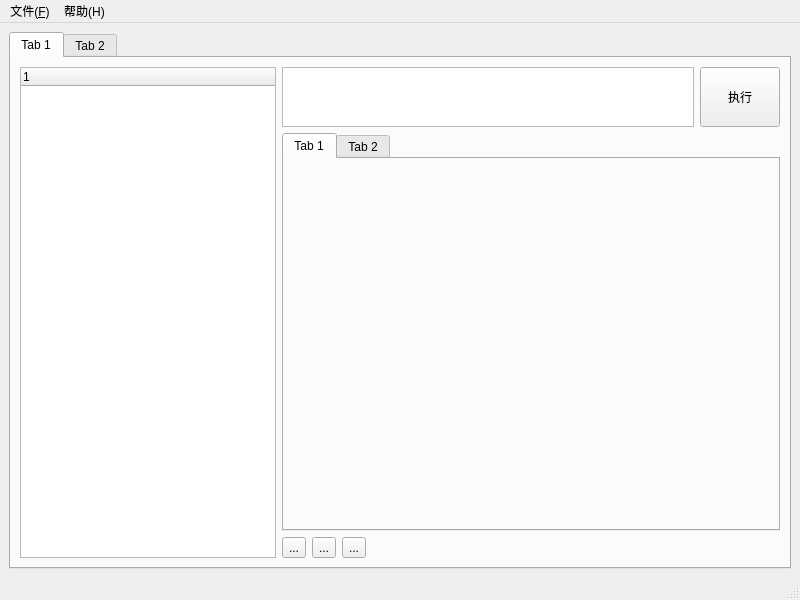
The window that ui/main.ui (crazykun/JiSql) describes before a commit, drawn with Qt 5.
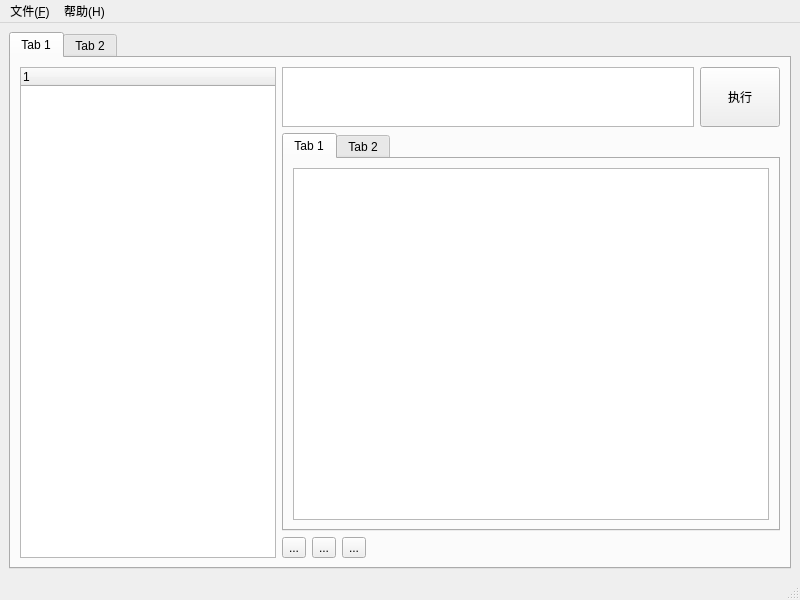
The same window after the commit.

```diff
--- a/ui/main.ui
+++ b/ui/main.ui
@@ -32,7 +32,7 @@
      <verstretch>0</verstretch>
     </sizepolicy>
    </property>
-   <layout class="QHBoxLayout" name="horizontalLayout_3">
+   <layout class="QVBoxLayout" name="verticalLayout_2">
     <item>
      <widget class="QTabWidget" name="tabWidget">
       <widget class="QWidget" name="tab">
@@ -110,6 +110,11 @@
                <attribute name="title">
                 <string>Tab 1</string>
                </attribute>
+               <layout class="QHBoxLayout" name="horizontalLayout_3">
+                <item>
+                 <widget class="QTableView" name="tableView"/>
+                </item>
+               </layout>
               </widget>
               <widget class="QWidget" name="tab_4">
                <attribute name="title">
```
